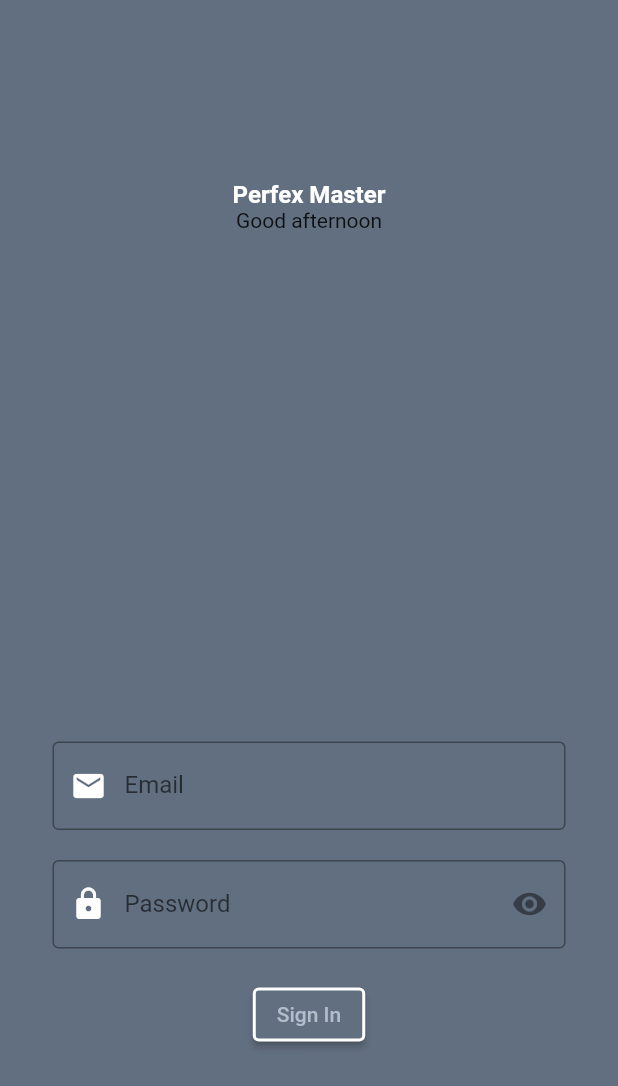
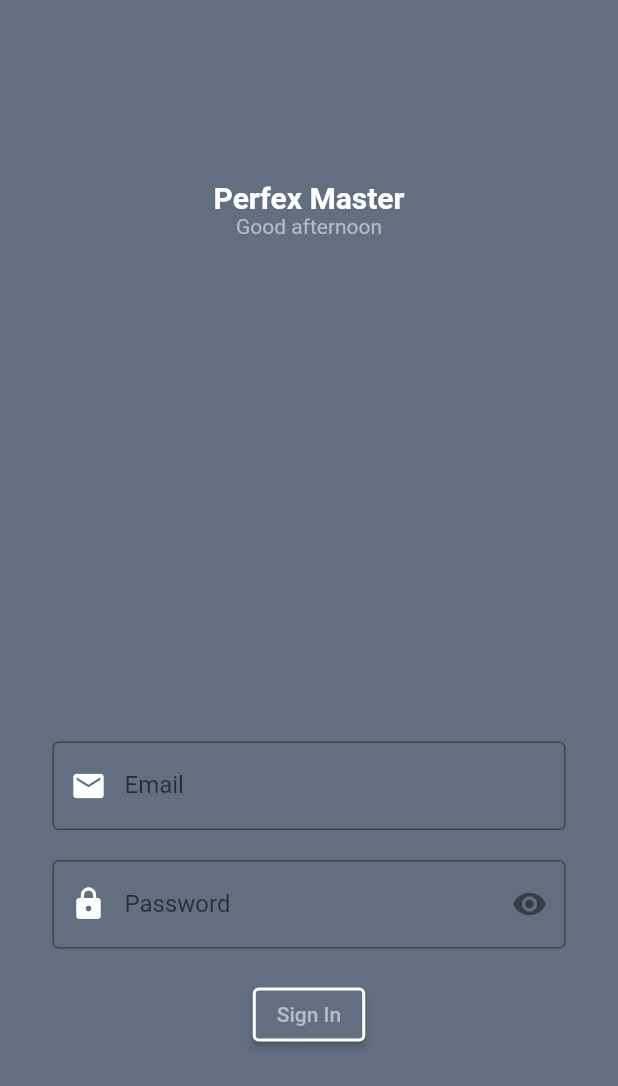
Before and after one commit to mtayyabpro/furqanhosp, a Flutter app: the screen it shows after launch, on a phone screen of 412 x 824 dp. Shown: the top 1086 px of the screen. Run offline on Flutter 3.47's test engine with Material 2 defaults, Android fonts, the light colour scheme and no system bars.

Commit message:
updated 16.05.23 05.17 PM

```diff
--- a/lib/login.dart
+++ b/lib/login.dart
@@ -20,8 +20,8 @@ class login extends StatelessWidget {
                 child: Column(
 
                   children: [
-                    Text("Perfex Master", style: TextStyle(fontSize: 16, fontWeight: FontWeight.w700,color: Colors.white),),
-                    Text("Good afternoon", ),
+                    Text("Perfex Master", style: TextStyle(fontSize: 20, fontWeight: FontWeight.w700,color: Colors.white),),
+                    Text("Good afternoon", style: TextStyle(color: Color(0xffb2bdcb),), ),
                   ],
                 ),
               ),
```
